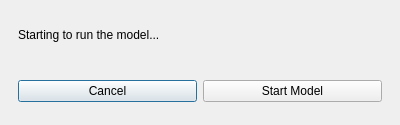
The window that opus_gui/Run/opusRunModel.ui (psrc/urbansim) describes before a commit, drawn with Qt 5.
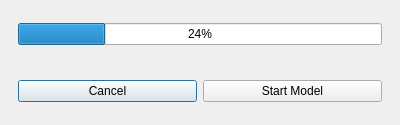
The same window after the commit.

Commit message: Adding the first instance of a model run thread with separate GUI. Ticket #81

```diff
--- a/opus_gui/Run/opusRunModel.ui
+++ b/opus_gui/Run/opusRunModel.ui
@@ -48,9 +48,9 @@
        <number>9</number>
       </property>
       <item>
-       <widget class="QLabel" name="model_text" >
-        <property name="text" >
-         <string>Starting to run the model...</string>
+       <widget class="QProgressBar" name="runProgressBar" >
+        <property name="value" >
+         <number>24</number>
         </property>
        </widget>
       </item>
```
The commit also changes 2 other files.
